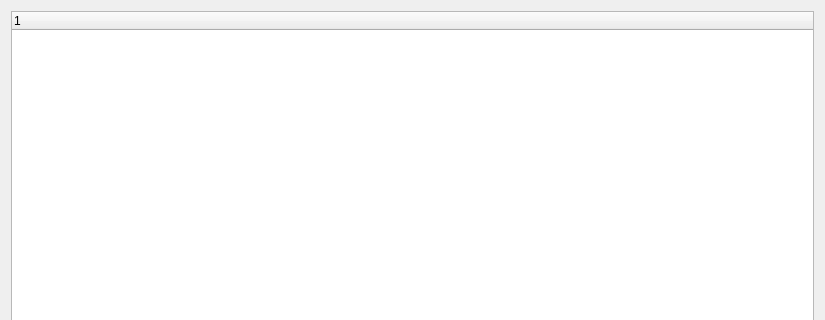
Qt form interface/ui/TagView.ui (KJNeko/IDHAN) before a commit; both pictures show x 0 to 825 and y 0 to 320 of the 825 by 595 pixel window.
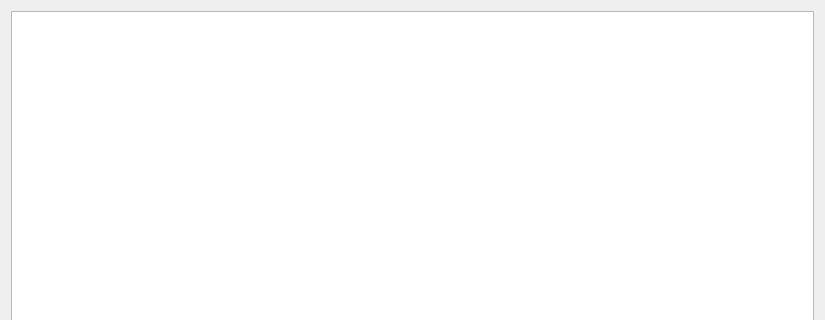
The same form after that commit.

Commit message: Tag view completion

Patch:
```diff
--- a/interface/ui/TagView.ui
+++ b/interface/ui/TagView.ui
@@ -15,16 +15,7 @@
   </property>
   <layout class="QVBoxLayout" name="verticalLayout">
    <item>
-    <widget class="QTreeWidget" name="tagList">
-     <property name="columnCount">
-      <number>1</number>
-     </property>
-     <column>
-      <property name="text">
-       <string notr="true">1</string>
-      </property>
-     </column>
-    </widget>
+    <widget class="QListView" name="tagView"/>
    </item>
   </layout>
  </widget>
```
The commit also changes 15 other files.
